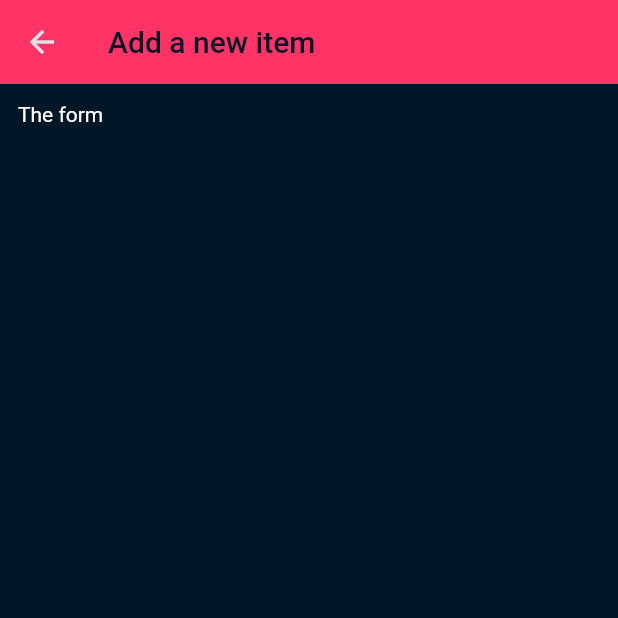
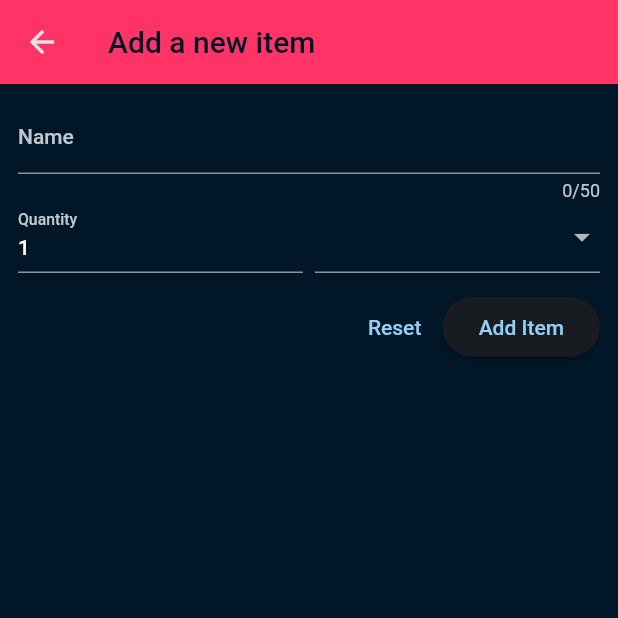
Before and after one commit to kursat-ozturk/shopping_list, a Flutter app: the NewItem screen opened directly, on a phone screen of 412 x 824 dp, the top half of it. Run offline on Flutter 3.47's test engine with Material 2 defaults, Android fonts, the phone set to English and light mode, and no system bars.

Commit message:
added Form widget

```diff
--- a/lib/widgets/new_item.dart
+++ b/lib/widgets/new_item.dart
@@ -1,4 +1,5 @@
 import 'package:flutter/material.dart';
+import 'package:shopping_list/data/categories.dart';
 
 class NewItem extends StatefulWidget {
   const NewItem({super.key});
@@ -8,6 +9,12 @@ class NewItem extends StatefulWidget {
 }
 
 class _NewItemState extends State<NewItem> {
+  final _formKey = GlobalKey<FormState>();
+
+  void _saveItem() {
+    _formKey.currentState!.validate();
+  }
+
   @override
   Widget build(BuildContext context) {
     return Scaffold(
@@ -21,7 +28,90 @@ class _NewItemState extends State<NewItem> {
       ),
       body: Padding(
         padding: const EdgeInsets.all(12),
-        child: Text('The form'),
+        child: Form(
+          key: _formKey,
+          child: Column(
+            children: [
+              TextFormField(
+                maxLength: 50,
+                decoration: const InputDecoration(
+                  label: Text('Name'),
+                ),
+                validator: (value) {
+                  if (value == null ||
+                      value.isEmpty ||
+                      value.trim().length <= 1 ||
+                      value.trim().length > 50) {
+                    return 'Must be between 1 and 50 characters.';
+                  }
+                  return null;
+                },
+              ), // instead of TextField()
+              Row(
+                crossAxisAlignment: CrossAxisAlignment.end,
+                children: [
+                  Expanded(
+                    child: TextFormField(
+                      decoration: const InputDecoration(
+                        label: Text('Quantity'),
+                      ),
+                      keyboardType: TextInputType.number,
+                      initialValue: '1',
+                      validator: (value) {
+                        if (value == null ||
+                            value.isEmpty ||
+                            int.tryParse(value) == null ||
+                            int.tryParse(value)! <= 0) {
+                          return 'Must be a valid, positive number.';
+                        }
+                        return null;
+                      },
+                    ),
+                  ),
+                  const SizedBox(width: 8),
+                  Expanded(
+                    child: DropdownButtonFormField(
+                      items: [
+                        for (final category in categories.entries)
+                          DropdownMenuItem(
+                            value: category.value,
+                            child: Row(
+                              children: [
+                                Container(
+                                  width: 16,
+                                  height: 16,
+                                  color: category.value.color,
+                                ),
+                                const SizedBox(width: 6),
+                                Text(category.value.title),
+                              ],
+                            ),
+                          ),
+                      ],
+                      onChanged: (value) {},
+                    ),
+                  ),
+                ],
+              ),
+              const SizedBox(height: 12),
+              Row(
+                mainAxisAlignment: MainAxisAlignment.end,
+                children: [
+                  TextButton(
+                    onPressed: () {
+                      _formKey.currentState!.reset();
+                    },
+                    child: const Text('Reset'),
+                  ),
+                  ElevatedButton(
+                    onPressed: _saveItem,
+                    child: const Text('Add Item'),
+                  ),
+                ],
+              ),
+            ],
+          ),
+        ),
       ),
     );
   }
```
